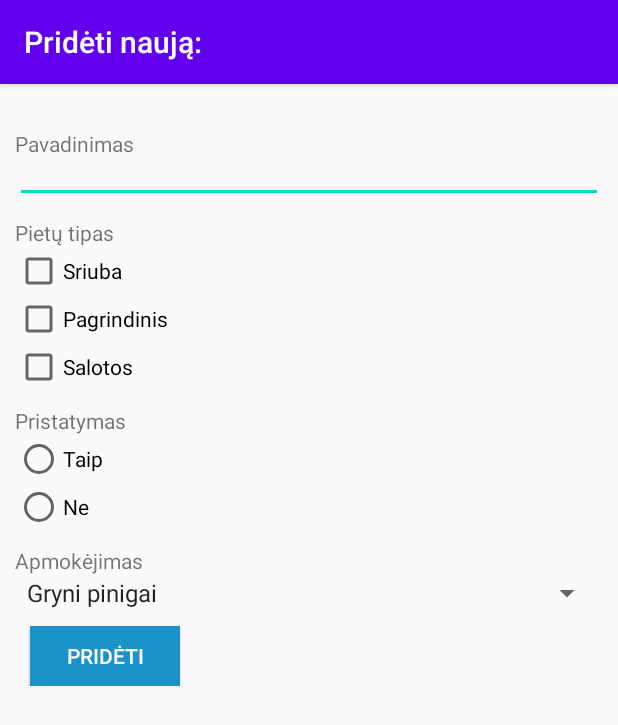
After one commit to lemonh4733/androidDinnerApp, an Android app: the OfferActivity screen opened directly, with no data from a screen before it, on a phone screen of 412 x 824 dp. The commit adds this screen. Shown: the top 725 px of the screen. Run offline under Robolectric (Android 15) with nearby library versions, the phone set to English and light mode, and no system bars.

Commit message:
Remember me ir pradėtas add dinner

```diff
--- a/app/src/main/AndroidManifest.xml
+++ b/app/src/main/AndroidManifest.xml
@@ -9,7 +9,8 @@
         android:roundIcon="@mipmap/ic_launcher_round"
         android:supportsRtl="true"
         android:theme="@style/AppTheme">
-        <activity android:name=".RegisterActivity"></activity>
+        <activity android:name=".OfferActivity"></activity>
+        <activity android:name=".RegisterActivity" />
         <activity android:name=".SearchActivity" />
         <activity android:name=".MainActivity">
             <intent-filter>
--- /dev/null
+++ b/app/src/main/java/com/example/dinner_app/OfferActivity.java
@@ -0,0 +1,33 @@
+package com.example.dinner_app;
+
+import androidx.appcompat.app.AppCompatActivity;
+
+import android.os.Bundle;
+import android.widget.ArrayAdapter;
+import android.widget.Spinner;
+
+import java.util.ArrayList;
+import java.util.List;
+
+public class OfferActivity extends AppCompatActivity {
+
+    @Override
+    protected void onCreate(Bundle savedInstanceState) {
+        super.onCreate(savedInstanceState);
+        setTitle(getString(R.string.add_new));
+        setContentView(R.layout.activity_offer);
+
+        paymentSpinner();
+
+    }
+    private void paymentSpinner() {
+        final Spinner payment = (Spinner) findViewById(R.id.payment);
+        List<String> listPayment = new ArrayList<String>();
+        listPayment.add("Gryni pinigai");
+        listPayment.add("Kortelė");
+        listPayment.add("Gryni arba kortelė");
+        ArrayAdapter<String> dataAdapter = new ArrayAdapter<String>(this, android.R.layout.simple_spinner_item, listPayment);
+        dataAdapter.setDropDownViewResource(android.R.layout.simple_spinner_dropdown_item);
+        payment.setAdapter(dataAdapter);
+    }
+}
--- a/app/src/main/res/layout/activity_main.xml
+++ b/app/src/main/res/layout/activity_main.xml
@@ -32,6 +32,12 @@
         android:hint="@string/login_password"
         android:inputType="textPassword"
         />
+    <CheckBox
+        android:id="@+id/login_remember"
+        android:layout_width="300dp"
+        android:layout_height="wrap_content"
+        android:text="@string/login_remember"
+        />
     <LinearLayout
         android:layout_width="match_parent"
         android:layout_height="wrap_content"
--- /dev/null
+++ b/app/src/main/res/layout/activity_offer.xml
@@ -0,0 +1,112 @@
+<?xml version="1.0" encoding="utf-8"?>
+<LinearLayout xmlns:android="http://schemas.android.com/apk/res/android"
+    xmlns:app="http://schemas.android.com/apk/res-auto"
+    xmlns:tools="http://schemas.android.com/tools"
+    android:layout_width="match_parent"
+    android:layout_height="match_parent"
+    android:padding="10dp"
+    android:orientation="vertical">
+
+
+
+
+    <ScrollView
+        android:layout_width="match_parent"
+        android:layout_height="wrap_content">
+        <LinearLayout
+            android:layout_width="match_parent"
+            android:layout_height="wrap_content"
+            android:orientation="vertical">
+            <Space
+                android:layout_width="match_parent"
+                android:layout_height="20dp"/>
+            <TextView
+                android:id="@+id/title"
+                android:layout_width="match_parent"
+                android:layout_height="wrap_content"
+                android:text="@string/title"
+                />
+            <EditText
+                android:layout_width="match_parent"
+                android:layout_height="30dp"
+                />
+            <Space
+                android:layout_width="match_parent"
+                android:layout_height="10dp"/>
+            <TextView
+                android:layout_width="match_parent"
+                android:layout_height="wrap_content"
+                android:text="@string/dinnerType"
+                />
+            <CheckBox
+                android:id="@+id/checkbox_soup"
+                android:layout_width="match_parent"
+                android:layout_height="wrap_content"
+                android:text="@string/soup"
+                />
+            <CheckBox
+                android:id="@+id/checkbox_main"
+                android:layout_width="match_parent"
+                android:layout_height="wrap_content"
+                android:text="@string/main"
+                />
+            <CheckBox
+                android:id="@+id/checkbox_salad"
+                android:layout_width="match_parent"
+                android:layout_height="wrap_content"
+                android:text="@string/salad"
+                />
+            <Space
+                android:layout_width="match_parent"
+                android:layout_height="10dp"/>
+            <TextView
+                android:layout_width="match_parent"
+                android:layout_height="wrap_content"
+                android:text="@string/deliver"
+                />
+            <RadioGroup
+                android:layout_width="match_parent"
+                android:layout_height="wrap_content">
+                <RadioButton
+                    android:id="@+id/radioBtn_yes"
+                    android:layout_width="match_parent"
+                    android:layout_height="wrap_content"
+                    android:text="@string/yes"
+                    />
+                <RadioButton
+                    android:id="@+id/radioBtn_no"
+                    android:layout_width="match_parent"
+                    android:layout_height="wrap_content"
+                    android:text="@string/no"
+                    />
+            </RadioGroup>
+            <Space
+                android:layout_width="match_parent"
+                android:layout_height="10dp"/>
+            <TextView
+                android:layout_width="match_parent"
+                android:layout_height="wrap_content"
+                android:text="@string/payment"
+                />
+            <Spinner
+                android:id="@+id/payment"
+                android:layout_width="match_parent"
+                android:layout_height="wrap_content"
+                />
+            <Space
+                android:layout_width="match_parent"
+                android:layout_height="10dp"/>
+            <Button
+                android:id="@+id/submit"
+                android:layout_width="100dp"
+                android:layout_height="40dp"
+                android:text="@string/add_submit"
+                android:background="@color/background2"
+                android:layout_marginLeft="10dp"
+                android:textColor="@color/btn_text"
+                />
+
+        </LinearLayout>
+    </ScrollView>
+
+</LinearLayout>
--- a/app/src/main/res/values/strings.xml
+++ b/app/src/main/res/values/strings.xml
@@ -5,6 +5,7 @@
     <string name="login_password">Slaptažodis</string>
     <string name="login_submit_log">Prisijungti</string>
     <string name="login_submit_reg">Registruotis</string>
+    <string name="login_remember">Prisiminti mane</string>
     <string name="login_username_error">Vartotojo vardas neteisingas</string>
     <string name="login_password_error">Slaptažodis neteisingas</string>
 
@@ -18,4 +19,17 @@
 
     <string name="search_btn">Ieškoti</string>
     <string name="search_hint">Įrašykite raktažodį</string>
+
+    <string name="add_offer">+</string>
+    <string name="soup">Sriuba</string>
+    <string name="main">Pagrindinis</string>
+    <string name="salad">Salotos</string>
+    <string name="title">Pavadinimas</string>
+    <string name="payment">Apmokėjimas</string>
+    <string name="dinnerType">Pietų tipas</string>
+    <string name="deliver">Pristatymas</string>
+    <string name="yes">Taip</string>
+    <string name="no">Ne</string>
+    <string name="add_submit">Pridėti</string>
+    <string name="add_new">Pridėti naują:</string>
 </resources>
```
Also changed, not shown: app/src/main/java/com/example/dinner_app/MainActivity.java (+47 -11 lines), app/src/main/java/com/example/dinner_app/SearchActivity.java (+18 -0 lines), app/src/main/java/com/example/dinner_app/User.java (added, +73 -0 lines), app/src/main/res/layout/activity_search.xml (+18 -2 lines).
